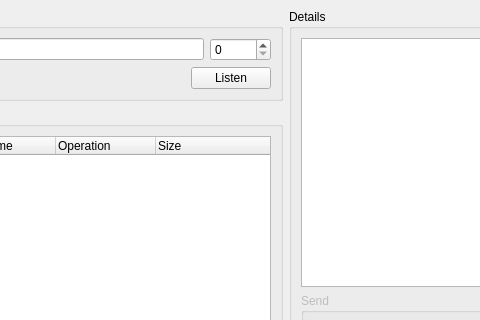
This is mainwindow.ui in realbardia/socket-spy as Qt 5 draws it before an edit; both pictures show x 266 to 746 and y 0 to 320 of the 1103 by 575 pixel window. The edited form follows.
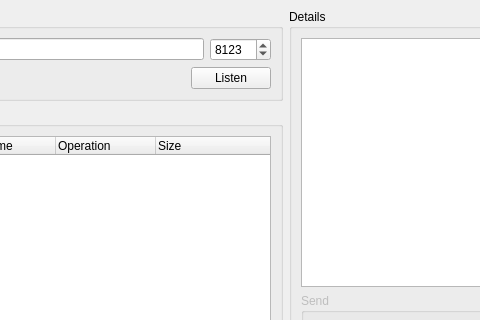
This is the edited form.

What changed in the file:
```diff
--- a/mainwindow.ui
+++ b/mainwindow.ui
@@ -56,6 +56,9 @@
              <property name="maximum">
               <number>99999</number>
              </property>
+             <property name="value">
+              <number>8123</number>
+             </property>
             </widget>
            </item>
           </layout>
```
